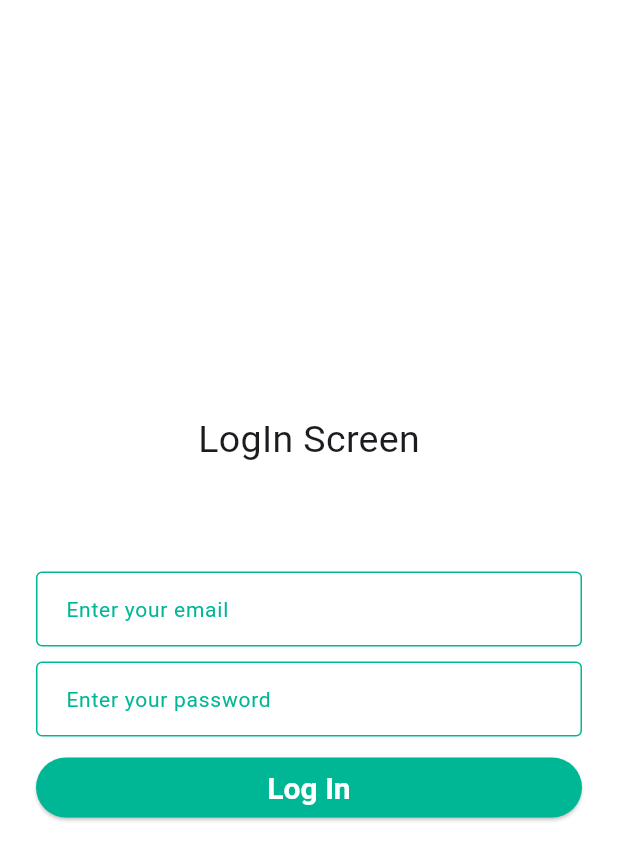
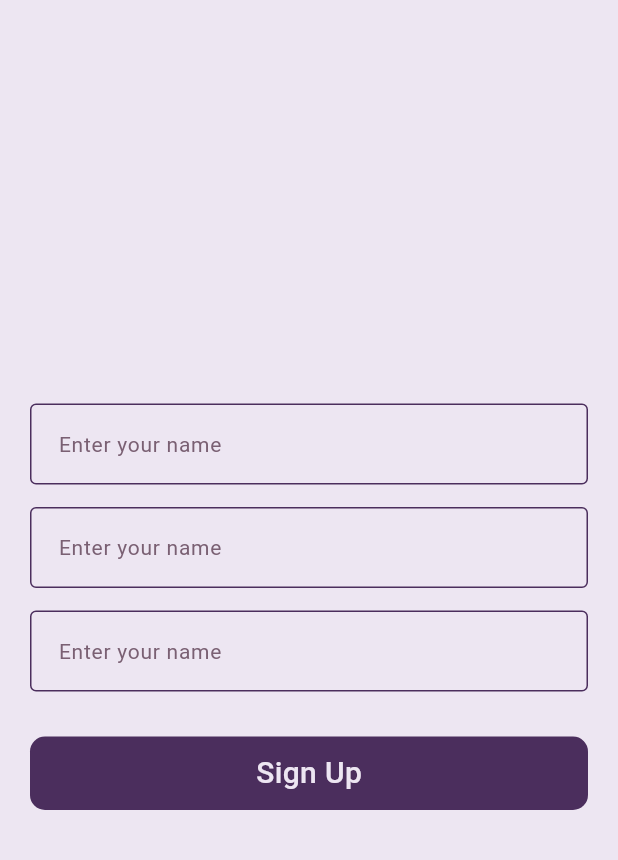
Before and after one commit to Learnathon-By-Geeky-Solutions/byte-conquerors, a Flutter app: the screen it shows after launch, after a tap on "Get Started", on a phone screen of 412 x 824 dp. Shown: the top 860 px of the screen. Run offline on Flutter 3.47's test engine with Material 3 defaults, Android fonts, the phone set to English and light mode, and no system bars; our stand-ins replace flutter_animate, flutter_svg.

Commit message:
signup page structur and center design updated with major theme and color variable change

```diff
--- a/lib/components/reusable_text_from_field_widget.dart
+++ b/lib/components/reusable_text_from_field_widget.dart
@@ -1,4 +1,5 @@
 import 'package:flutter/material.dart';
+import 'package:soul_space/core/config/theme/app_colors.dart';
 
 class ReusableTextFormField extends StatefulWidget {
   const ReusableTextFormField({
@@ -62,7 +63,7 @@ class _ReusableTextFormFieldState extends State<ReusableTextFormField> {
           onTap: widget.onTap,
           readOnly: widget.readonly,
           maxLines: widget.maxLines ?? 1,
-          cursorColor: Color(0xFF00B795),
+          cursorColor: AppColors.primary,
           onChanged: widget.onChanged,
           controller: widget.controller,
           focusNode: _focusNode,
--- a/lib/components/universal_large_button.dart
+++ b/lib/components/universal_large_button.dart
@@ -24,17 +24,17 @@ class _UniversalLargeButtonState extends State<UniversalLargeButton> {
           child: GestureDetector(
             onTap: () => widget.onTap!(),
             child: Container(
-              margin: EdgeInsets.symmetric(horizontal: 20.0, vertical: 15.0),
-              height: 50.0,
+              margin: EdgeInsets.symmetric(vertical: 15.0),
+              padding: EdgeInsets.symmetric(horizontal: 10.0, vertical: 10.0),
               decoration: BoxDecoration(
-                color: AppColors.primaryPurple,
+                color: AppColors.primary,
                 borderRadius: BorderRadius.circular(10.0),
               ),
               child: Center(
                 child: Text(
                   widget.buttonText,
                   style: TextStyle(
-                    color: AppColors.fontWhite,
+                    color: AppColors.lighFont,
                     fontSize: 20.0,
                     fontWeight: FontWeight.w500,
                   ),
--- a/lib/core/config/theme/app_colors.dart
+++ b/lib/core/config/theme/app_colors.dart
@@ -2,11 +2,13 @@ import 'package:flutter/material.dart';
 
 class AppColors {
   AppColors._();
-  static const primaryPurple = Color(0xFF330944);
-  static const purpleAccent = Color(0xFF612679);
+  static const primary = Color(0xFF4B2E5D);
+  static const secondary = Color(0xFF7A6073);
+  static const accent = Color(0xFFD4B27E);
   static const grey = Color(0xFF2a2a2a);
-  static const darkBackGround = Color(0xFF181413);
-  static const fontWhite = Color(0xFFffffff);
-  static const lightBackGround = Color(0xFFa2a2a2);
-  static const fontPurple = Color(0xFF612679);
+  static const lightBackground = Color(0xFFEDE6F2);
+  static const darkBackGround = Color(0xFF2E2A37);
+  static const darkContrast = Color(0xFF2E1E3C);
+  static const lighFont = Color(0xFFEDE6F2);
+  static const darkFont = Color(0xFF2E1E3C);
 }
--- a/lib/core/config/theme/app_theme.dart
+++ b/lib/core/config/theme/app_theme.dart
@@ -6,31 +6,32 @@ class ThemeManager {
   ThemeManager._();
 
   static final lightTheme = ThemeData(
-    primaryColor: AppColors.primaryPurple,
-    scaffoldBackgroundColor: Colors.white,
+    primaryColor: AppColors.primary,
+    scaffoldBackgroundColor: AppColors.lightBackground,
     brightness: Brightness.light,
     elevatedButtonTheme: ElevatedButtonThemeData(
       style: ElevatedButton.styleFrom(
-        backgroundColor: Color(0xFF00B795),
+        backgroundColor: AppColors.primary,
+        padding: EdgeInsets.symmetric(horizontal: 10.0, vertical: 10.0),
         textStyle: const TextStyle(
-          color: Colors.white,
+          color: AppColors.lighFont,
           fontSize: 20,
           fontWeight: FontWeight.bold,
         ),
         shape: RoundedRectangleBorder(
-          borderRadius: BorderRadius.circular(30.0),
+          borderRadius: BorderRadius.circular(10.0),
         ),
       ),
     ),
     appBarTheme: AppBarTheme(
       titleTextStyle: const TextStyle(
-        color: Colors.white,
+        color: AppColors.lighFont,
         fontSize: 14,
         fontWeight: FontWeight.w500,
       ),
-      iconTheme: const IconThemeData(color: Colors.white),
+      iconTheme: const IconThemeData(color: AppColors.lighFont),
       titleSpacing: -5,
-      backgroundColor: Color(0xFF00B795),
+      backgroundColor: AppColors.primary,
       elevation: 0,
       surfaceTintColor: Colors.transparent,
       systemOverlayStyle: const SystemUiOverlayStyle(
@@ -41,31 +42,31 @@ class ThemeManager {
     ),
     inputDecorationTheme: InputDecorationTheme(
       contentPadding: const EdgeInsets.symmetric(
-        horizontal: 16.0,
-        vertical: 13.0,
+        horizontal: 15.0,
+        vertical: 15.0,
       ),
       floatingLabelBehavior: FloatingLabelBehavior.auto,
       labelStyle: TextStyle(
-        color: Color(0xFF00B795),
+        color: AppColors.primary,
         fontSize: 14,
         fontWeight: FontWeight.w400,
       ),
       hintStyle: TextStyle(
-        color: Color(0xFF00B795),
+        color: AppColors.secondary,
         fontSize: 14,
         fontWeight: FontWeight.w400,
       ),
       enabledBorder: OutlineInputBorder(
         borderRadius: BorderRadius.circular(4.0),
         borderSide: BorderSide(
-          color: Color(0xFF00B795),
+          color: AppColors.primary,
           width: 1.0,
         ),
       ),
       focusedBorder: OutlineInputBorder(
         borderRadius: BorderRadius.circular(4.0),
         borderSide: BorderSide(
-          color: Color(0xFF00B795),
+          color: AppColors.primary,
           width: 1.0,
         ),
       ),
@@ -87,32 +88,32 @@ class ThemeManager {
   );
 
   static final darkTheme = ThemeData(
-    primaryColor: AppColors.primaryPurple,
+    primaryColor: AppColors.primary,
     scaffoldBackgroundColor: AppColors.darkBackGround,
     brightness: Brightness.dark,
     fontFamily: 'Satoshi',
     elevatedButtonTheme: ElevatedButtonThemeData(
       style: ElevatedButton.styleFrom(
-        backgroundColor: Color(0xFF00B795),
+        backgroundColor: AppColors.primary,
         textStyle: const TextStyle(
-          color: Colors.white,
+          color: AppColors.lighFont,
           fontSize: 20,
           fontWeight: FontWeight.bold,
         ),
         shape: RoundedRectangleBorder(
-          borderRadius: BorderRadius.circular(30.0),
+          borderRadius: BorderRadius.circular(10.0),
         ),
       ),
     ),
     appBarTheme: AppBarTheme(
       titleTextStyle: const TextStyle(
-        color: Colors.white,
+        color: AppColors.lighFont,
         fontSize: 14,
         fontWeight: FontWeight.w500,
       ),
-      iconTheme: const IconThemeData(color: Colors.white),
+      iconTheme: const IconThemeData(color: AppColors.lighFont),
       titleSpacing: -5,
-      backgroundColor: Color(0xFF00B795),
+      backgroundColor: AppColors.primary,
       elevation: 0,
       surfaceTintColor: Colors.transparent,
       systemOverlayStyle: const SystemUiOverlayStyle(
@@ -123,31 +124,31 @@ class ThemeManager {
     ),
     inputDecorationTheme: InputDecorationTheme(
       contentPadding: const EdgeInsets.symmetric(
-        horizontal: 16.0,
-        vertical: 13.0,
+        horizontal: 15.0,
+        vertical: 15.0,
       ),
       floatingLabelBehavior: FloatingLabelBehavior.auto,
       labelStyle: TextStyle(
-        color: Color(0xFF00B795),
+        color: AppColors.primary,
         fontSize: 14,
         fontWeight: FontWeight.w400,
       ),
       hintStyle: TextStyle(
-        color: Color(0xFF00B795),
+        color: AppColors.primary,
         fontSize: 14,
         fontWeight: FontWeight.w400,
       ),
       enabledBorder: OutlineInputBorder(
         borderRadius: BorderRadius.circular(4.0),
         borderSide: BorderSide(
-          color: Color(0xFF00B795),
+          color: AppColors.primary,
           width: 1.0,
         ),
       ),
       focusedBorder: OutlineInputBorder(
         borderRadius: BorderRadius.circular(4.0),
         borderSide: BorderSide(
-          color: Color(0xFF00B795),
+          color: AppColors.primary,
           width: 1.0,
         ),
       ),
--- /dev/null
+++ b/lib/features/auth/presentation/pages/sign_up_page.dart
@@ -0,0 +1,50 @@
+import 'package:flutter/material.dart';
+import 'package:soul_space/components/reusable_text_from_field_widget.dart';
+import 'package:soul_space/components/universal_large_button.dart';
+
+class SignUpPage extends StatefulWidget {
+  const SignUpPage({super.key});
+
+  @override
+  State<SignUpPage> createState() => _SignUpPageState();
+}
+
+class _SignUpPageState extends State<SignUpPage> {
+  final TextEditingController _nameTextController = TextEditingController();
+  final TextEditingController _mailTextController = TextEditingController();
+  final TextEditingController _passWordTextontroller = TextEditingController();
+  @override
+  Widget build(BuildContext context) {
+    return Scaffold(
+        body: Padding(
+      padding: const EdgeInsets.symmetric(horizontal: 20.0),
+      child: Center(
+        child: Column(
+          spacing: 15,
+          mainAxisSize: MainAxisSize.min,
+          children: [
+            ReusableTextFormField(
+              hintText: "Enter your name ",
+              controller: _nameTextController,
+              keyboardType: TextInputType.name,
+            ),
+            ReusableTextFormField(
+              hintText: "Enter your name ",
+              controller: _mailTextController,
+              keyboardType: TextInputType.emailAddress,
+            ),
+            ReusableTextFormField(
+              hintText: "Enter your name ",
+              controller: _passWordTextontroller,
+              keyboardType: TextInputType.visiblePassword,
+            ),
+            UniversalLargeButton(
+              buttonText: "Sign Up",
+              onTap: () {},
+            )
+          ],
+        ),
+      ),
+    ));
+  }
+}
--- a/lib/features/onboarding/presentation/pages/onboarding_page.dart
+++ b/lib/features/onboarding/presentation/pages/onboarding_page.dart
@@ -1,6 +1,6 @@
 import 'package:flutter/material.dart';
 import 'package:soul_space/components/universal_large_button.dart';
-import 'package:soul_space/features/auth/presentation/signin_screen.dart';
+import 'package:soul_space/features/auth/presentation/pages/sign_up_page.dart';
 import 'package:soul_space/features/onboarding/data/datasources/onboarding_content_list.dart';
 import 'package:soul_space/features/onboarding/domain/models/onboarding_content.dart';
 import 'package:soul_space/features/onboarding/presentation/pages/onboarding_step_page.dart';
@@ -15,7 +15,11 @@ class OnboardingPage extends StatelessWidget {
         OnboardingContentList().onboardingContent;
     int currentIndex = 0;
     return Scaffold(
-      body: Column(
+      body: Padding(
+        padding: const EdgeInsets.symmetric(
+          horizontal: 20.0,
+        ),
+        child: Column(
           children: [
             Expanded(
               child: OnboardingStepPage(
@@ -33,11 +37,12 @@ class OnboardingPage extends StatelessWidget {
                 Navigator.pushReplacement(
                     context,
                     MaterialPageRoute(
-                      builder: (BuildContext context) => SignInScreen()));
+                        builder: (BuildContext context) => SignUpPage()));
               },
             ),
           ],
         ),
+      ),
     );
   }
 }
--- a/lib/features/onboarding/presentation/pages/onboarding_step_page.dart
+++ b/lib/features/onboarding/presentation/pages/onboarding_step_page.dart
@@ -16,7 +16,7 @@ class OnboardingStepPage extends StatelessWidget {
   @override
   Widget build(BuildContext context) {
     return Padding(
-      padding: const EdgeInsets.symmetric(horizontal: 20.0, vertical: 40.0),
+      padding: const EdgeInsets.symmetric(vertical: 40.0),
       child: PageView.builder(
           itemCount: onboardingContent.length,
           itemBuilder: (context, index) {
@@ -34,7 +34,7 @@ class OnboardingStepPage extends StatelessWidget {
                 Text(
                   onboardingContent[index].title,
                   style: TextStyle(
-                    color: AppColors.primaryPurple,
+                    color: AppColors.primary,
                     fontSize: 18.0,
                     fontWeight: FontWeight.bold,
                   ),
@@ -42,7 +42,6 @@ class OnboardingStepPage extends StatelessWidget {
                 Padding(
                   padding: const EdgeInsets.symmetric(
                     vertical: 15.0,
-                    horizontal: 30.0,
                   ),
                   child: Text(
                     onboardingContent[index].description,
--- a/lib/features/onboarding/presentation/widgets/page_indicator_dot.dart
+++ b/lib/features/onboarding/presentation/widgets/page_indicator_dot.dart
@@ -18,9 +18,7 @@ class PageIndicatorDot extends StatelessWidget {
       width: currentIndex == index ? 30.0 : 10.0,
       margin: EdgeInsets.only(right: 10.0),
       decoration: BoxDecoration(
-        color: currentIndex == index
-            ? AppColors.primaryPurple
-            : AppColors.purpleAccent,
+        color: currentIndex == index ? AppColors.primary : AppColors.secondary,
         borderRadius: BorderRadius.circular(5.0),
       ),
     );
```
Also changed, not shown: lib/features/auth/application/bloc/auth_bloc.dart (added), lib/features/auth/application/bloc/auth_event.dart (added), lib/features/auth/application/bloc/auth_state.dart (added), lib/features/auth/data/datasources/auth_local_data_source.dart (added), lib/features/auth/data/datasources/auth_remote_data_source.dart (added), lib/features/auth/data/repositories/auth_repository_impl.dart (added), lib/features/auth/domain/models/user_model.dart (added), lib/features/auth/domain/repositories/auth_repository.dart (added), lib/features/auth/presentation/pages/forgot_password_page.dart (added), lib/features/auth/presentation/pages/signin_screen.dart (renamed from lib/features/auth/presentation/signin_screen.dart), lib/features/auth/presentation/widgets/auth_button.dart (added). Lines whose indentation alone changed are shown as unchanged.
